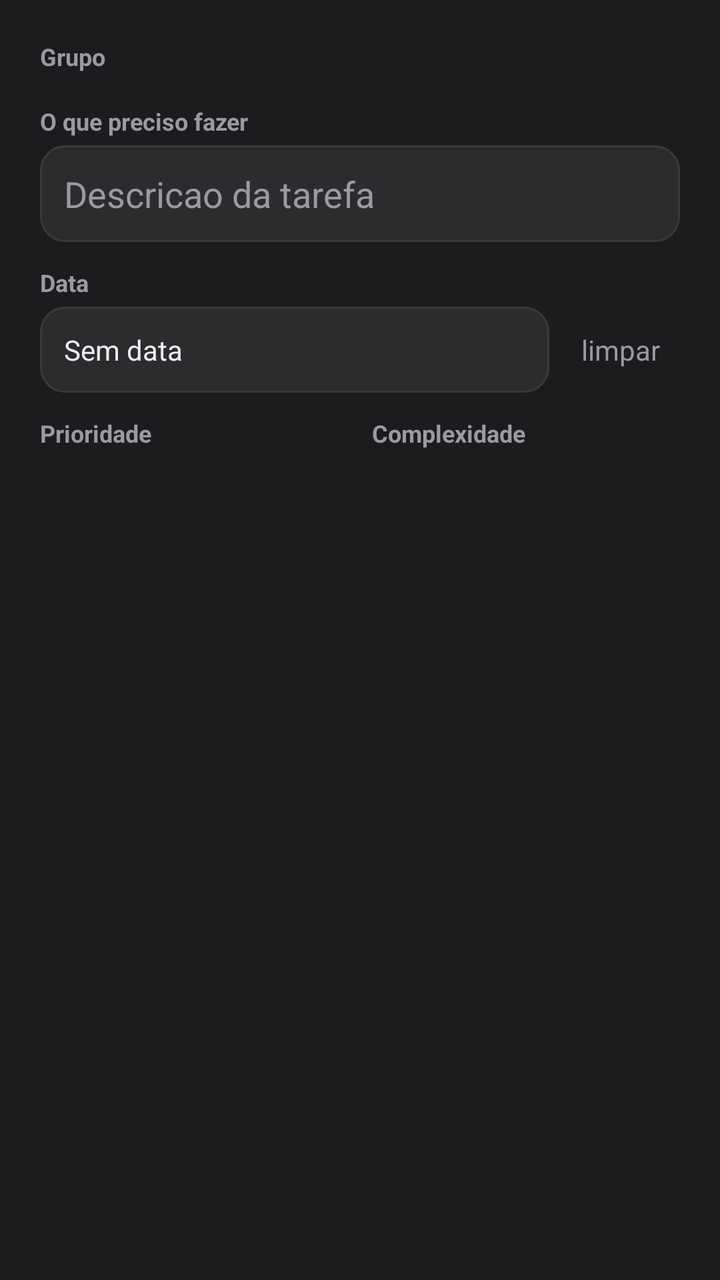
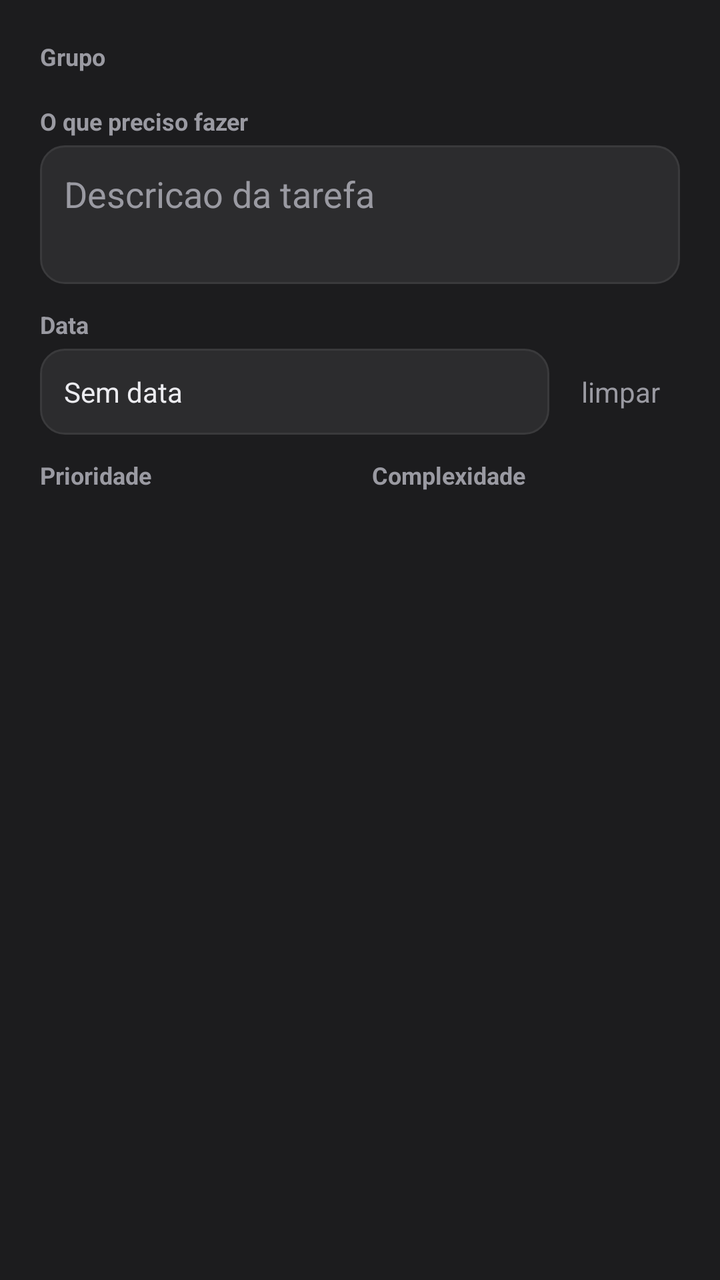

Compare the two renders of this Android layout. The source of the first and the diff that turns it into the second are given below.
<!-- AndroidManifest.xml: application theme Theme.CardTarefas -->
<!-- res/layout/dialog_task.xml -->
<?xml version="1.0" encoding="utf-8"?>
<ScrollView xmlns:android="http://schemas.android.com/apk/res/android"
    android:layout_width="match_parent"
    android:layout_height="wrap_content"
    android:background="@color/bg">

    <LinearLayout
        android:layout_width="match_parent"
        android:layout_height="wrap_content"
        android:orientation="vertical"
        android:padding="20dp">

        <TextView
            android:layout_width="wrap_content"
            android:layout_height="wrap_content"
            android:text="Grupo"
            android:textColor="@color/dim"
            android:textSize="12sp"
            android:textStyle="bold" />

        <Spinner
            android:id="@+id/dlg_grupo"
            android:layout_width="match_parent"
            android:layout_height="wrap_content"
            android:background="@drawable/field_bg"
            android:layout_marginTop="4dp"
            android:layout_marginBottom="12dp" />

        <TextView
            android:layout_width="wrap_content"
            android:layout_height="wrap_content"
            android:text="O que preciso fazer"
            android:textColor="@color/dim"
            android:textSize="12sp"
            android:textStyle="bold" />

        <EditText
            android:id="@+id/dlg_desc"
            android:layout_width="match_parent"
            android:layout_height="wrap_content"
            android:minLines="2"
            android:gravity="top"
            android:hint="Descricao da tarefa"
            android:textColor="@color/txt"
            android:textColorHint="@color/dim"
            android:background="@drawable/field_bg"
            android:padding="12dp"
            android:inputType="textmultiline|textCapSentences"
            android:layout_marginTop="4dp"
            android:layout_marginBottom="12dp" />

        <TextView
            android:layout_width="wrap_content"
            android:layout_height="wrap_content"
            android:text="Data"
            android:textColor="@color/dim"
            android:textSize="12sp"
            android:textStyle="bold" />

        <LinearLayout
            android:layout_width="match_parent"
            android:layout_height="wrap_content"
            android:orientation="horizontal"
            android:gravity="center_vertical"
            android:layout_marginTop="4dp"
            android:layout_marginBottom="12dp">

            <TextView
                android:id="@+id/dlg_data"
                android:layout_width="0dp"
                android:layout_weight="1"
                android:layout_height="wrap_content"
                android:text="Sem data"
                android:textColor="@color/txt"
                android:background="@drawable/field_bg"
                android:padding="12dp" />

            <TextView
                android:id="@+id/dlg_data_limpar"
                android:layout_width="wrap_content"
                android:layout_height="wrap_content"
                android:text="limpar"
                android:textColor="@color/dim"
                android:padding="10dp"
                android:layout_marginStart="6dp" />
        </LinearLayout>

        <LinearLayout
            android:layout_width="match_parent"
            android:layout_height="wrap_content"
            android:orientation="horizontal">

            <LinearLayout
                android:layout_width="0dp"
                android:layout_weight="1"
                android:layout_height="wrap_content"
                android:orientation="vertical"
                android:layout_marginEnd="6dp">

                <TextView
                    android:layout_width="wrap_content"
                    android:layout_height="wrap_content"
                    android:text="Prioridade"
                    android:textColor="@color/dim"
                    android:textSize="12sp"
                    android:textStyle="bold" />

                <Spinner
                    android:id="@+id/dlg_prio"
                    android:layout_width="match_parent"
                    android:layout_height="wrap_content"
                    android:background="@drawable/field_bg"
                    android:layout_marginTop="4dp" />
            </LinearLayout>

            <LinearLayout
                android:layout_width="0dp"
                android:layout_weight="1"
                android:layout_height="wrap_content"
                android:orientation="vertical"
                android:layout_marginStart="6dp">

                <TextView
                    android:layout_width="wrap_content"
                    android:layout_height="wrap_content"
                    android:text="Complexidade"
                    android:textColor="@color/dim"
                    android:textSize="12sp"
                    android:textStyle="bold" />

                <Spinner
                    android:id="@+id/dlg_compl"
                    android:layout_width="match_parent"
                    android:layout_height="wrap_content"
                    android:background="@drawable/field_bg"
                    android:layout_marginTop="4dp" />
            </LinearLayout>
        </LinearLayout>
    </LinearLayout>
</ScrollView>
<!-- resources referenced by this layout -->
<resources>
  <color name="bg">#1C1C1E</color>
  <color name="dim">#9A9AA2</color>
  <color name="txt">#ECECF0</color>
  <!-- drawable field_bg (drawable) -->
  <shape xmlns:android="http://schemas.android.com/apk/res/android" android:shape="rectangle">
      <solid android:color="@color/card"/>
      <corners android:radius="12dp"/>
      <stroke android:width="1dp" android:color="#3A3A3C"/>
  </shape>
  <style name="Theme.CardTarefas" parent="Theme.AppCompat.NoActionBar">
          <item name="colorPrimary">@color/accent</item>
          <item name="colorPrimaryDark">@color/bg_bar</item>
          <item name="colorAccent">@color/accent</item>
          <item name="android:windowBackground">@color/bg</item>
          <item name="android:statusBarColor">@color/bg_bar</item>
          <item name="android:navigationBarColor">@color/bg</item>
          <item name="android:textColorPrimary">@color/txt</item>
          <item name="android:textColorHint">@color/dim</item>
      </style>
  <color name="card">#2C2C2E</color>
  <color name="accent">#89B4FA</color>
  <color name="bg_bar">#2C2C2E</color>
</resources>

<!-- the commit's change to res/layout/dialog_task.xml (unified diff, before → after) -->
@@ -45,7 +45,7 @@
             android:textColorHint="@color/dim"
             android:background="@drawable/field_bg"
             android:padding="12dp"
-            android:inputType="textmultiline|textCapSentences"
+            android:inputType="textMultiLine|textCapSentences"
             android:layout_marginTop="4dp"
             android:layout_marginBottom="12dp" />
 
